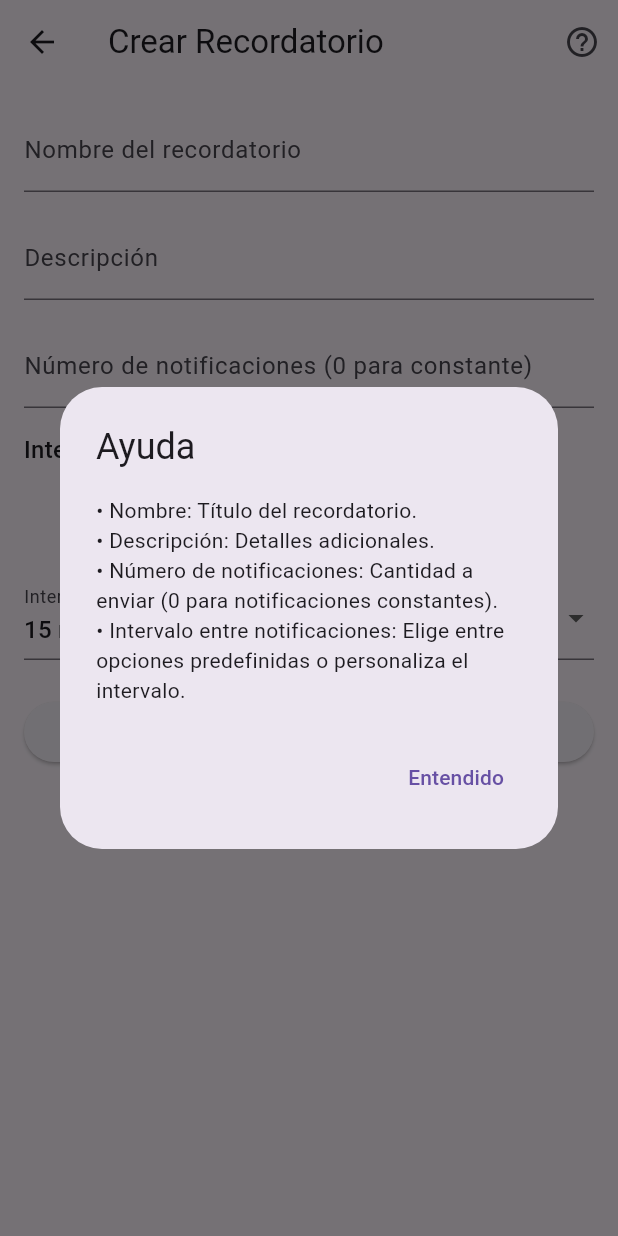
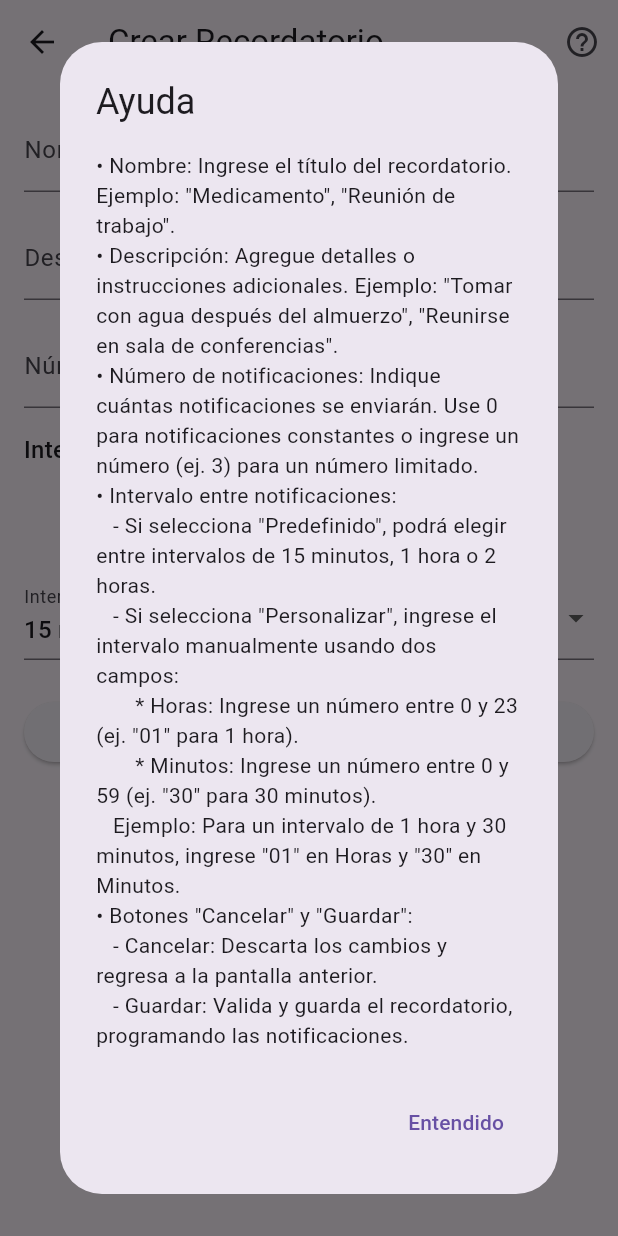
Before and after one commit to rayo-alcantar/mindKeeper, a Flutter app: the CreateReminderScreen screen opened by its route, after a tap on the "help outline" icon, on a phone screen of 412 x 824 dp. Run offline on Flutter 3.47's test engine with Material 3 defaults, Android fonts, the phone set to English and light mode, and no system bars; our stand-ins replace file_picker, flutter_local_notifications, permission_handler, shared_preferences, timezone; accounts and stored records are empty.

Commit message:
se añade botón ayuda para controles en las pantallas de recrodatorios

```diff
--- a/lib/screens/create_reminder_screen.dart
+++ b/lib/screens/create_reminder_screen.dart
@@ -33,10 +33,38 @@ class _CreateReminderScreenState extends State<CreateReminderScreen> {
           content: SingleChildScrollView(
             child: ListBody(
               children: [
-                Text('• Nombre: Título del recordatorio.'),
-                Text('• Descripción: Detalles adicionales.'),
-                Text('• Número de notificaciones: Cantidad a enviar (0 para notificaciones constantes).'),
-                Text('• Intervalo entre notificaciones: Elige entre opciones predefinidas o personaliza el intervalo.'),
+                Text(
+                  '• Nombre: Ingrese el título del recordatorio. Ejemplo: "Medicamento", "Reunión de trabajo".',
+                ),
+                Text(
+                  '• Descripción: Agregue detalles o instrucciones adicionales. Ejemplo: "Tomar con agua después del almuerzo", "Reunirse en sala de conferencias".',
+                ),
+                Text(
+                  '• Número de notificaciones: Indique cuántas notificaciones se enviarán. Use 0 para notificaciones constantes o ingrese un número (ej. 3) para un número limitado.',
+                ),
+                Text('• Intervalo entre notificaciones:'),
+                Text(
+                  '   - Si selecciona "Predefinido", podrá elegir entre intervalos de 15 minutos, 1 hora o 2 horas.',
+                ),
+                Text(
+                  '   - Si selecciona "Personalizar", ingrese el intervalo manualmente usando dos campos:',
+                ),
+                Text(
+                  '       * Horas: Ingrese un número entre 0 y 23 (ej. "01" para 1 hora).',
+                ),
+                Text(
+                  '       * Minutos: Ingrese un número entre 0 y 59 (ej. "30" para 30 minutos).',
+                ),
+                Text(
+                  '   Ejemplo: Para un intervalo de 1 hora y 30 minutos, ingrese "01" en Horas y "30" en Minutos.',
+                ),
+                Text('• Botones "Cancelar" y "Guardar":'),
+                Text(
+                  '   - Cancelar: Descarta los cambios y regresa a la pantalla anterior.',
+                ),
+                Text(
+                  '   - Guardar: Valida y guarda el recordatorio, programando las notificaciones.',
+                ),
               ],
             ),
           ),
@@ -168,10 +196,14 @@ class _CreateReminderScreenState extends State<CreateReminderScreen> {
       appBar: AppBar(
         title: Text('Crear Recordatorio'),
         actions: [
-          IconButton(
-            icon: Icon(Icons.help_outline),
-            tooltip: 'Ayuda',
-            onPressed: _showHelpDialog,
+          Semantics(
+            label: 'Ayuda con los controles',
+            excludeSemantics: true,
+            child: IconButton(
+              icon: Icon(Icons.help_outline),
+              tooltip: 'Ayuda',
+              onPressed: _showHelpDialog,
+            ),
           ),
         ],
       ),
--- a/lib/screens/edit_reminder_screen.dart
+++ b/lib/screens/edit_reminder_screen.dart
@@ -58,7 +58,7 @@ class _EditReminderScreenState extends State<EditReminderScreen> {
     }
   }
 
-  // Diálogo de ayuda que explica cada campo del formulario.
+  // Diálogo de ayuda que explica cada campo del formulario con ejemplos específicos.
   void _showHelpDialog() {
     showDialog(
       context: context,
@@ -68,10 +68,38 @@ class _EditReminderScreenState extends State<EditReminderScreen> {
           content: SingleChildScrollView(
             child: ListBody(
               children: [
-                Text('• Nombre: Título del recordatorio.'),
-                Text('• Descripción: Detalles adicionales.'),
-                Text('• Número de notificaciones: Cantidad a enviar (0 para notificaciones constantes).'),
-                Text('• Intervalo entre notificaciones: Elige entre opciones predefinidas o personaliza el intervalo.'),
+                Text(
+                  '• Nombre: Ingrese el título del recordatorio. Ejemplo: "Cita médica", "Reunión con clientes".',
+                ),
+                Text(
+                  '• Descripción: Agregue detalles o instrucciones adicionales. Ejemplo: "Revisar resultados de laboratorio", "Preparar presentación".',
+                ),
+                Text(
+                  '• Número de notificaciones: Indique cuántas notificaciones se enviarán. Use 0 para notificaciones constantes o ingrese un número (ej. 3) para un número limitado.',
+                ),
+                Text('• Intervalo entre notificaciones:'),
+                Text(
+                  '   - Si selecciona "Predefinido", podrá elegir entre intervalos de 15 minutos, 1 hora o 2 horas.',
+                ),
+                Text(
+                  '   - Si selecciona "Personalizar", ingrese el intervalo manualmente usando dos campos:',
+                ),
+                Text(
+                  '       * Horas: Ingrese un número entre 0 y 23 (ej. "01" para 1 hora).',
+                ),
+                Text(
+                  '       * Minutos: Ingrese un número entre 0 y 59 (ej. "30" para 30 minutos).',
+                ),
+                Text(
+                  '   Ejemplo: Para un intervalo de 1 hora y 30 minutos, ingrese "01" en Horas y "30" en Minutos.',
+                ),
+                Text('• Botones "Cancelar" y "Guardar cambios":'),
+                Text(
+                  '   - Cancelar: Descarta los cambios y regresa a la pantalla anterior.',
+                ),
+                Text(
+                  '   - Guardar cambios: Valida y actualiza el recordatorio, reprogramando las notificaciones.',
+                ),
               ],
             ),
           ),
@@ -238,10 +266,14 @@ class _EditReminderScreenState extends State<EditReminderScreen> {
       appBar: AppBar(
         title: Text('Editar Recordatorio'),
         actions: [
-          IconButton(
-            icon: Icon(Icons.help_outline),
-            tooltip: 'Ayuda',
-            onPressed: _showHelpDialog,
+          Semantics(
+            label: 'Ayuda con los controles',
+            excludeSemantics: true,
+            child: IconButton(
+              icon: Icon(Icons.help_outline),
+              tooltip: 'Ayuda',
+              onPressed: _showHelpDialog,
+            ),
           ),
         ],
       ),
```
